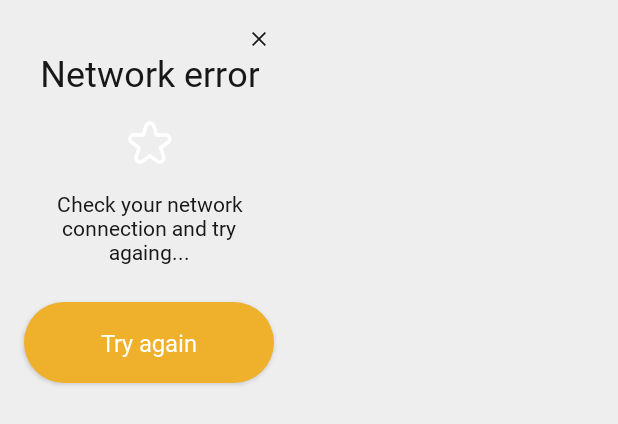
After one commit to SocialAutoanswer/Excursion-android, an Android app: the layout fragment_dialog_exc.xml on its own in the app's theme, with its tools: preview values and no code run, on a phone screen of 412 x 824 dp. The commit adds this screen. Shown: the top 424 px of the screen. Run offline under Robolectric (Android 15) with nearby library versions, the phone set to English and light mode, and no system bars.

Commit message:
Implement dialog and add network error dialog

```diff
--- a/android-kit/src/main/java/ru/bibaboba/kit/ui/BaseFragment.kt
+++ b/android-kit/src/main/java/ru/bibaboba/kit/ui/BaseFragment.kt
@@ -14,6 +14,8 @@ abstract class BaseFragment<VB: ViewBinding> (private val bindingClass: Class<VB
     private var _binding: VB? = null
     /** Should be called between [onCreateView] and [onDestroyView] */
     protected val binding get() = _binding!!
+
+
 
     @CallSuper
     override fun onCreateView(
--- a/app/src/main/java/ru/exursion/routes/vm/ChooseTownViewModel.kt
+++ b/app/src/main/java/ru/exursion/routes/vm/ChooseTownViewModel.kt
@@ -9,7 +9,7 @@ import javax.inject.Inject
 
 class ChooseTownViewModel @Inject constructor(
     private val townsUseCase: TownsUseCase,
-): RxStateViewModel<ChooseTownViewModel.ChooseTownState, ChooseTownViewModel.ChooseTownEffect>() {
+) : RxStateViewModel<ChooseTownViewModel.ChooseTownState, ChooseTownViewModel.ChooseTownEffect>() {
 
     fun requestTownsIfNeeded() {
         if (state.value is ChooseTownState.Ready) return
@@ -21,7 +21,8 @@ class ChooseTownViewModel @Inject constructor(
         townsUseCase.getTowns()
             .doOnSubscribe { _state.postValue(ChooseTownState.Loading) }
             .subscribe({
-                _state.postValue(ChooseTownState.Ready(it))
+                _effect.postValue(ChooseTownEffect.Error)
+                //_state.postValue(ChooseTownState.Ready(it))
             }, {
                 _effect.postValue(ChooseTownEffect.Error)
             })
--- /dev/null
+++ b/app/src/main/res/drawable/background_button_primary.xml
@@ -0,0 +1,5 @@
+<?xml version="1.0" encoding="utf-8"?>
+<shape xmlns:android="http://schemas.android.com/apk/res/android">
+    <corners android:radius="45dp" />
+    <solid android:color="@color/selector_button_primary_background" />
+</shape>
--- /dev/null
+++ b/app/src/main/res/drawable/background_dialog.xml
@@ -0,0 +1,8 @@
+<?xml version="1.0" encoding="utf-8"?>
+<shape xmlns:android="http://schemas.android.com/apk/res/android" android:shape="rectangle">
+
+    <solid android:color="?attr/exc_background_color" />
+
+    <corners android:radius="6dp" />
+
+</shape>
--- /dev/null
+++ b/app/src/main/res/drawable/ic_cross.xml
@@ -0,0 +1,10 @@
+<vector xmlns:android="http://schemas.android.com/apk/res/android"
+    android:width="12dp"
+    android:height="12dp"
+    android:viewportWidth="12"
+    android:viewportHeight="12">
+  <path
+      android:pathData="M9.856,1.37C9.856,1.37 9.857,1.37 9.857,1.371L10.63,2.144C10.63,2.144 10.631,2.144 10.631,2.145C10.631,2.145 10.631,2.145 10.631,2.146C10.631,2.146 10.63,2.146 10.63,2.147L6.777,6L10.63,9.853C10.63,9.854 10.631,9.854 10.631,9.854C10.631,9.855 10.631,9.855 10.631,9.855C10.631,9.856 10.63,9.856 10.63,9.856L9.857,10.629C9.857,10.63 9.856,10.63 9.856,10.63C9.856,10.63 9.856,10.63 9.855,10.63C9.855,10.63 9.855,10.63 9.854,10.629L6.001,6.776L2.148,10.629C2.147,10.63 2.147,10.63 2.147,10.63C2.146,10.63 2.146,10.63 2.146,10.63C2.145,10.63 2.145,10.63 2.145,10.629L1.372,9.856C1.371,9.856 1.371,9.856 1.371,9.855C1.371,9.855 1.371,9.855 1.371,9.854C1.371,9.854 1.371,9.854 1.372,9.853L5.225,6L1.372,2.147C1.371,2.146 1.371,2.146 1.371,2.146C1.371,2.145 1.371,2.145 1.371,2.145C1.371,2.144 1.371,2.144 1.372,2.144L2.145,1.371C2.145,1.37 2.145,1.37 2.146,1.37C2.146,1.37 2.146,1.37 2.147,1.37C2.147,1.37 2.147,1.37 2.148,1.371L6.001,5.224L9.854,1.371C9.855,1.37 9.855,1.37 9.855,1.37C9.856,1.37 9.856,1.37 9.856,1.37Z"
+      android:fillColor="?attr/exc_icon_color_on_background"
+      android:fillType="evenOdd"/>
+</vector>
--- /dev/null
+++ b/app/src/main/res/layout/fragment_dialog_exc.xml
@@ -0,0 +1,53 @@
+<?xml version="1.0" encoding="utf-8"?>
+<androidx.constraintlayout.widget.ConstraintLayout xmlns:android="http://schemas.android.com/apk/res/android"
+    xmlns:app="http://schemas.android.com/apk/res-auto"
+    xmlns:tools="http://schemas.android.com/tools"
+    style="@style/WrapContent"
+    android:background="@drawable/background_dialog">
+
+    <!-- Width hardcoded here because of google views is the piece of shit and wrap_content just doesn't work here-->
+    <ImageView
+        android:id="@+id/close"
+        style="@style/Icon.Margin_16dp.Padding_4dp"
+        android:layout_width="20dp"
+        app:srcCompat="@drawable/ic_cross"
+        app:layout_constraintTop_toTopOf="parent"
+        app:layout_constraintEnd_toEndOf="parent" />
+
+    <TextView
+        android:id="@+id/title"
+        style="@style/Text.H2.NoWidth.Center.MarginHorizontal_26dp.MarginTop_32dp"
+        app:layout_constraintTop_toTopOf="parent"
+        app:layout_constraintStart_toStartOf="parent"
+        app:layout_constraintEnd_toEndOf="parent"
+        app:layout_goneMarginTop="0dp"
+        tools:text="Network error" />
+
+    <ImageView
+        android:id="@+id/middle_icon"
+        style="@style/WrapContent.MarginTop_16dp"
+        app:layout_constraintTop_toBottomOf="@id/title"
+        app:layout_constraintStart_toStartOf="parent"
+        app:layout_constraintEnd_toEndOf="parent"
+        app:layout_goneMarginTop="0dp"
+        tools:src="@drawable/ic_star" />
+
+    <TextView
+        android:id="@+id/summary"
+        style="@style/Text.H4.NoWidth.Center.MarginHorizontal_26dp.MarginTop_16dp"
+        app:layout_constraintTop_toBottomOf="@id/middle_icon"
+        app:layout_constraintStart_toStartOf="parent"
+        app:layout_constraintEnd_toEndOf="parent"
+        app:layout_goneMarginTop="0dp"
+        tools:text="Check your network connection and try againg..." />
+
+    <Button
+        android:id="@+id/neutral_button"
+        style="@style/Button.Primary.NoWidth.MarginHorizontal_16dp.MarginTop_24dp.MarginBottom_32dp"
+        app:layout_constraintTop_toBottomOf="@id/summary"
+        app:layout_constraintBottom_toBottomOf="parent"
+        app:layout_constraintStart_toStartOf="parent"
+        app:layout_constraintEnd_toEndOf="parent"
+        tools:text="Try again"/>
+
+</androidx.constraintlayout.widget.ConstraintLayout>
--- a/app/src/main/res/values/strings.xml
+++ b/app/src/main/res/values/strings.xml
@@ -13,4 +13,9 @@
 
     <string name="screen_town_routes_title">Маршруты</string>
 
+    <string name="dialog_network_error_title">Неполадки с интернетом</string>
+    <string name="dialog_network_error_summary">Проверьте подключение или попробуйте подключиться к другой сети - мобильной или Wi-Fi</string>
+    <string name="dialog_network_error_neutral_button">Понятно</string>
+    <string name="dialog_network_error_data_requested">Пробуем снова…</string>
+
 </resources>
--- /dev/null
+++ b/app/src/main/res/values/styles_button.xml
@@ -0,0 +1,32 @@
+<?xml version="1.0" encoding="utf-8"?>
+<resources>
+    <style name="Button" parent="WrapContent">
+        <item name="android:fontFamily">@font/roboto_regular</item>
+        <item name="android:textSize">16sp</item>
+        <item name="textAllCaps">false</item>
+        <item name="android:paddingVertical">16dp</item>
+        <item name="android:paddingHorizontal">40dp</item>
+    </style>
+
+    <style name="Button.Primary">
+        <item name="android:background">@drawable/background_button_primary</item>
+        <item name="android:textColor">?attr/exc_button_text_color_on_primary</item>
+    </style>
+
+    <style name="Button.Primary.NoWidth">
+        <item name="android:layout_width">0dp</item>
+    </style>
+
+    <style name="Button.Primary.NoWidth.MarginHorizontal_16dp">
+        <item name="android:layout_marginHorizontal">16dp</item>
+    </style>
+
+    <style name="Button.Primary.NoWidth.MarginHorizontal_16dp.MarginTop_24dp">
+        <item name="android:layout_marginTop">24dp</item>
+    </style>
+
+    <style name="Button.Primary.NoWidth.MarginHorizontal_16dp.MarginTop_24dp.MarginBottom_32dp">
+        <item name="android:layout_marginBottom">32dp</item>
+    </style>
+
+</resources>
--- a/app/src/main/res/values/styles_button_primary.xml
+++ /dev/null
@@ -1,6 +0,0 @@
-<?xml version="1.0" encoding="utf-8"?>
-<resources>
-    <style name="ButtonPrimary" parent="Widget.Material3.Button">
-
-    </style>
-</resources>
--- a/app/src/main/res/values/styles_icon.xml
+++ b/app/src/main/res/values/styles_icon.xml
@@ -2,6 +2,14 @@
 <resources>
 
     <style name="Icon" parent="WrapContent" />
+
+    <style name="Icon.Margin_16dp">
+        <item name="android:layout_margin">16dp</item>
+    </style>
+
+    <style name="Icon.Margin_16dp.Padding_4dp">
+        <item name="android:padding">4dp</item>
+    </style>
 
     <style name="Icon.Back">
         <item name="android:layout_gravity">center_vertical</item>
--- a/app/src/main/res/values/styles_text.xml
+++ b/app/src/main/res/values/styles_text.xml
@@ -8,6 +8,22 @@
 
     <style name="Text.H2">
         <item name="android:textSize">24sp</item>
+    </style>
+
+    <style name="Text.H2.NoWidth">
+        <item name="android:layout_width">wrap_content</item>
+    </style>
+
+    <style name="Text.H2.NoWidth.Center">
+        <item name="android:gravity">center</item>
+    </style>
+
+    <style name="Text.H2.NoWidth.Center.MarginHorizontal_26dp">
+        <item name="android:layout_marginHorizontal">26dp</item>
+    </style>
+
+    <style name="Text.H2.NoWidth.Center.MarginHorizontal_26dp.MarginTop_32dp">
+        <item name="android:layout_marginTop">32dp</item>
     </style>
 
     <style name="Text.H2.Center">
@@ -36,6 +52,7 @@
     </style>
 
     <style name="Text.H4">
+        <item name="android:fontFamily">@font/roboto_regular</item>
         <item name="android:textSize">14sp</item>
     </style>
 
@@ -43,8 +60,23 @@
         <item name="android:layout_width">wrap_content</item>
     </style>
 
+    <style name="Text.H4.NoWidth">
+        <item name="android:layout_width">0dp</item>
+    </style>
+
+    <style name="Text.H4.NoWidth.Center">
+        <item name="android:gravity">center</item>
+    </style>
+
+    <style name="Text.H4.NoWidth.Center.MarginHorizontal_26dp">
+        <item name="android:layout_marginHorizontal">26dp</item>
+    </style>
+
+    <style name="Text.H4.NoWidth.Center.MarginHorizontal_26dp.MarginTop_16dp">
+        <item name="android:layout_marginTop">16dp</item>
+    </style>
+
     <style name="Text.H4.MarginTop_8dp">
-        <item name="android:fontFamily">@font/roboto_regular</item>
-        <item name="android:textSize">14sp</item>
+        <item name="android:layout_marginTop">8dp</item>
     </style>
 </resources>
```
Also changed, not shown: app/src/main/java/ru/exursion/FragmentExt.kt (+16 -0 lines), app/src/main/java/ru/exursion/routes/ui/ChooseTownFragment.kt (+19 -3 lines), app/src/main/java/ru/exursion/shared/ui/dialog/DialogDsl.kt (added, +12 -0 lines), app/src/main/java/ru/exursion/shared/ui/dialog/DialogDslPackager.kt (added, +34 -0 lines), app/src/main/java/ru/exursion/shared/ui/dialog/ExcDialog.kt (added, +83 -0 lines), app/src/main/res/drawable/ic_no_network.xml (added, +9 -0 lines), app/src/main/res/values/styles.xml (+9 -2 lines).
